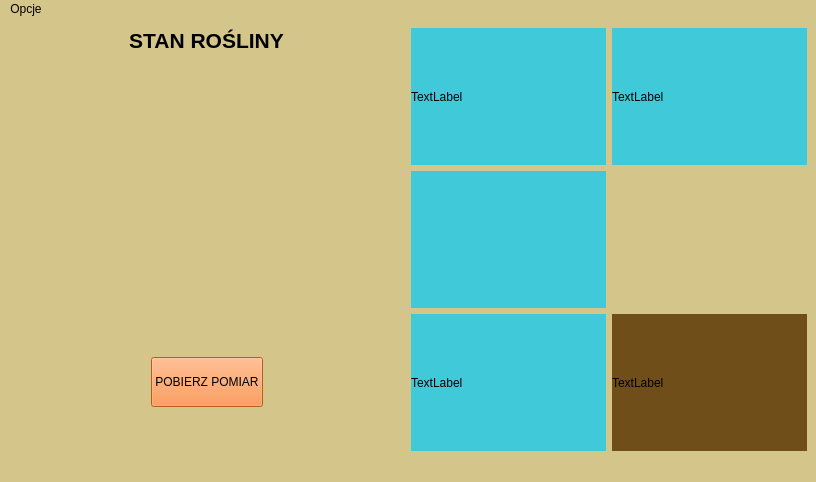
Before: the Qt Designer form PlantMonitoringSystemQt/mainwindow.ui in OlafBieganski/Plant-monitoring-system, drawn with Qt 5.
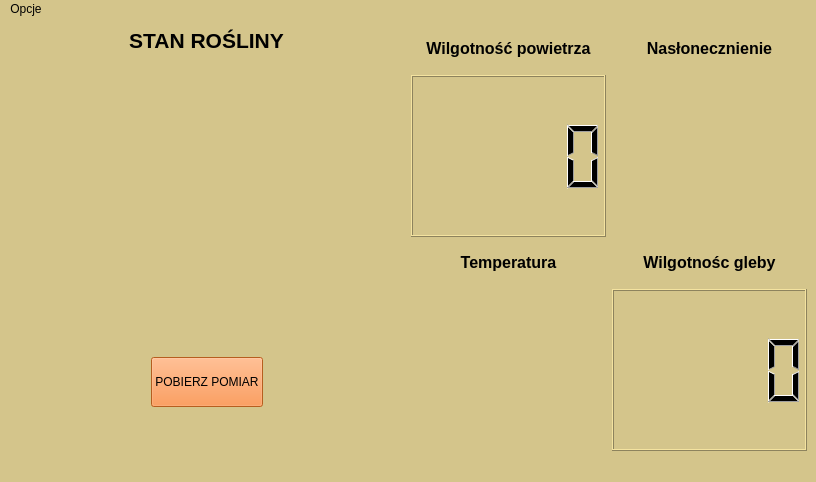
After: the same form once the commit is applied. Custom widgets are drawn as their Qt base class.

Patch:
```diff
--- a/PlantMonitoringSystemQt/mainwindow.ui
+++ b/PlantMonitoringSystemQt/mainwindow.ui
@@ -73,54 +73,51 @@
        </layout>
       </item>
       <item>
-       <layout class="QGridLayout" name="gridLayout_2">
-        <item row="2" column="1">
-         <widget class="QLabel" name="ground_label">
-          <property name="styleSheet">
-           <string notr="true">background:rgb(111, 78, 26)</string>
-          </property>
-          <property name="text">
-           <string>TextLabel</string>
-          </property>
-         </widget>
-        </item>
+       <layout class="QGridLayout" name="gridLayout_2" rowstretch="1,4,1,4">
         <item row="2" column="0">
-         <widget class="QLabel" name="thermo_label">
-          <property name="styleSheet">
-           <string notr="true">background:rgb(64, 202, 217)</string>
-          </property>
+         <widget class="QLabel" name="label">
           <property name="text">
-           <string>TextLabel</string>
+           <string>&lt;html&gt;&lt;head/&gt;&lt;body&gt;&lt;p align=&quot;center&quot;&gt;&lt;span style=&quot; font-size:12pt; font-weight:700;&quot;&gt;Temperatura&lt;/span&gt;&lt;/p&gt;&lt;/body&gt;&lt;/html&gt;</string>
           </property>
          </widget>
         </item>
-        <item row="0" column="1">
-         <widget class="QLabel" name="label_4">
-          <property name="styleSheet">
-           <string notr="true">background:rgb(64, 202, 217)</string>
-          </property>
+        <item row="2" column="1">
+         <widget class="QLabel" name="label_2">
           <property name="text">
-           <string>TextLabel</string>
+           <string>&lt;html&gt;&lt;head/&gt;&lt;body&gt;&lt;p align=&quot;center&quot;&gt;&lt;span style=&quot; font-size:12pt; font-weight:700;&quot;&gt;Wilgotnośc gleby&lt;/span&gt;&lt;/p&gt;&lt;/body&gt;&lt;/html&gt;</string>
           </property>
          </widget>
         </item>
+        <item row="1" column="1">
+         <widget class="QWidget" name="widget_3" native="true"/>
+        </item>
         <item row="1" column="0">
+         <widget class="QLCDNumber" name="lcd_humidity"/>
+        </item>
+        <item row="3" column="0">
          <widget class="RectangleW" name="thermo_widget" native="true">
           <property name="styleSheet">
-           <string notr="true">background:rgb(64, 202, 217)</string>
+           <string notr="true"/>
           </property>
          </widget>
         </item>
         <item row="0" column="0">
          <widget class="QLabel" name="label_3">
-          <property name="styleSheet">
-           <string notr="true">background:rgb(64, 202, 217)</string>
+          <property name="text">
+           <string>&lt;html&gt;&lt;head/&gt;&lt;body&gt;&lt;p align=&quot;center&quot;&gt;&lt;span style=&quot; font-size:12pt; font-weight:700;&quot;&gt;Wilgotność powietrza&lt;/span&gt;&lt;/p&gt;&lt;/body&gt;&lt;/html&gt;</string>
           </property>
+         </widget>
+        </item>
+        <item row="0" column="1">
+         <widget class="QLabel" name="label_4">
           <property name="text">
-           <string>TextLabel</string>
+           <string>&lt;html&gt;&lt;head/&gt;&lt;body&gt;&lt;p align=&quot;center&quot;&gt;&lt;span style=&quot; font-size:12pt; font-weight:700;&quot;&gt;Nasłonecznienie&lt;/span&gt;&lt;/p&gt;&lt;/body&gt;&lt;/html&gt;</string>
           </property>
          </widget>
         </item>
+        <item row="3" column="1">
+         <widget class="QLCDNumber" name="lcdGround"/>
+        </item>
        </layout>
       </item>
      </layout>
```
